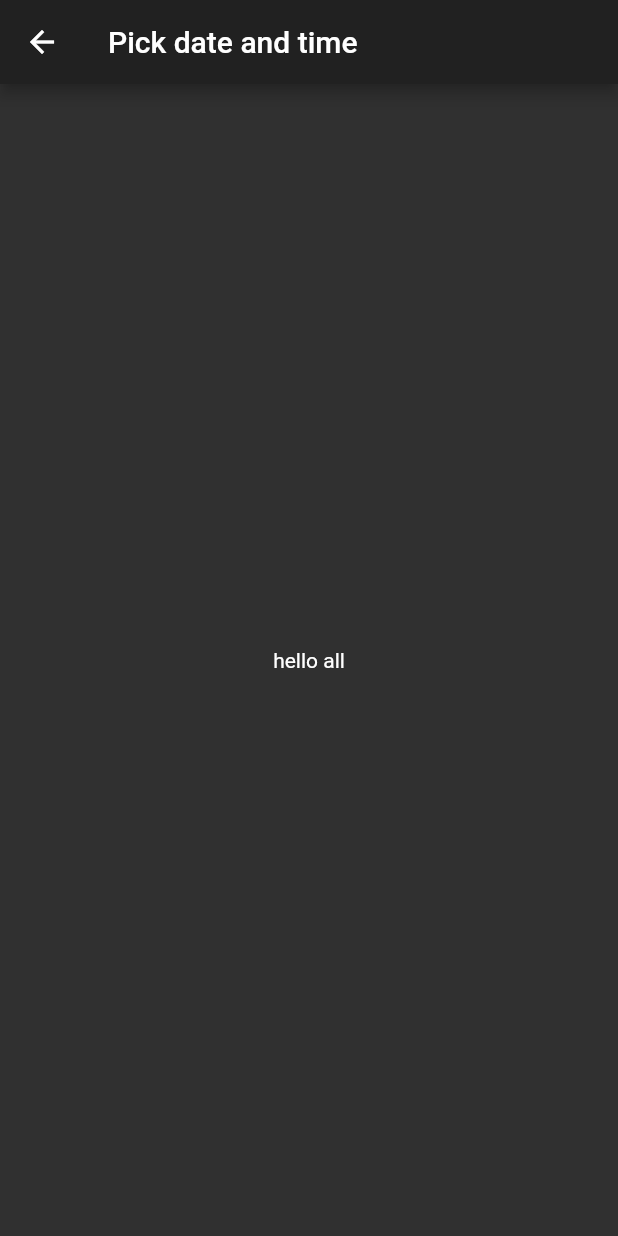
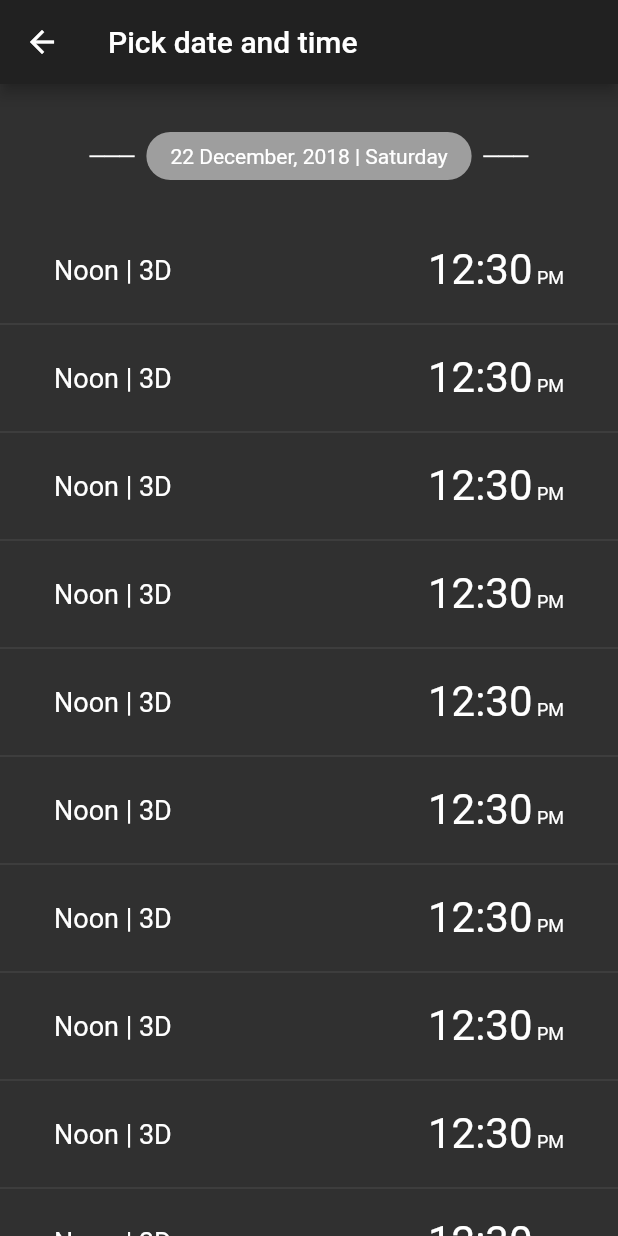
Before and after one commit to anant00729/movie_booking_app_flutter, a Flutter app: the PickDate screen opened directly, on a phone screen of 412 x 824 dp. Run offline on Flutter 3.47's test engine with Material 2 defaults, Android fonts, the phone set to English and light mode, and no system bars; network calls fail.

Commit message:
done with pick date design

```diff
--- a/lib/pick_date.dart
+++ b/lib/pick_date.dart
@@ -21,37 +21,26 @@ class _PickDateState extends State<PickDate> {
   TimeOfDay _timeOfDay = new TimeOfDay.now();
 
 
-  var _date_list;
+
   List<DateTimeModel> mDateList;
 
   void _fetchDateList() async {
-    print('${BASE_URL}/Programming/GetDateList?MovieID=${widget.id}&CategoryID=${widget.cat_id}&CinemaID=${widget.c_id}');
-    final res = await http.get('${BASE_URL}/Programming/GetDateList?MovieID=${widget.id}&CategoryID=${widget.cat_id}&CinemaID=${widget.c_id}');
+    print('${BASE_URL}Programming/GetDateList?MovieID=${widget.id}&CategoryID=${widget.cat_id}&CinemaID=${widget.c_id}');
+    final res = await http.get('${BASE_URL}Programming/GetDateList?MovieID=${widget.id}&CategoryID=${widget.cat_id}&CinemaID=${widget.c_id}');
     if (res.statusCode == 200){
       final d = json.decode(res.body);
 
 
 
       if(d.length > 0) {
-        var firstDate = d[0]['SchTDate'].split('-');
-        var lastDate = d[d.length - 1]['SchTDate'].split('-');
-
-        var c_s_id = d[0]['CinemaScheduleID'];
-
-
-        http://gogophp.binarynumbers.io/api/Programming/GetSchTime?CinemaScheduleID=125&CategoryID=4
-
-        mDateList = List();
-        mDateList.add(DateTimeModel(int.parse(firstDate[0]), int.parse(firstDate[1]), int.parse(firstDate[2])));
-        mDateList.add(DateTimeModel(int.parse(lastDate[0]), int.parse(lastDate[1]), int.parse(lastDate[2])));
-
-        _date_list = d;
-
-        _fetchTimeList(c_s_id);
-
+        mDateList.clear();
+        for (var data in d){
+          final date = data['SchTDate'].split('-');
+          DateTimeModel da = new DateTimeModel(int.parse(date[0]), int.parse(date[1]), int.parse(date[2]),data['CinemaScheduleID']);
+          mDateList.add(da);
         }
-
-
+        _fetchTimeList(mDateList[0].c_s_id);
+      }
     }
   }
 
@@ -63,6 +52,9 @@ class _PickDateState extends State<PickDate> {
       final d = json.decode(res.body);
       if(d.length > 0) {
         print(d);
+
+
+
       //    "ScheduleTimeID" -> 325
       //    "CinemaTimings" -> "12:30"
       //    "Format" -> "2D"
@@ -74,16 +66,19 @@ class _PickDateState extends State<PickDate> {
 
 
   Future<Null> _selectDate(BuildContext c) async {
-    if(mDateList.length == 2){
+    if(mDateList.length > 0){
+      final l_i = mDateList.length - 1;
       final DateTime picked = await showDatePicker(
           context: c,
           initialDate: _dateTime,
           firstDate: DateTime(mDateList[0].year,mDateList[0].month,mDateList[0].date),
-          lastDate: DateTime(mDateList[1].year,mDateList[1].month,mDateList[1].date)
+          lastDate: DateTime(mDateList[l_i].year,mDateList[l_i].month,mDateList[l_i].date)
       );
 
       if(picked != null && picked != _dateTime){
-        print('hello all ${_dateTime.toString()}');
+        _dateTime = picked;
+        DateTimeModel mDate = mDateList.firstWhere((l){ return (l.month == picked.month && l.year == picked.year && l.date == picked.day);});
+        _fetchTimeList(mDate.c_s_id);
       }
     }
   }
@@ -92,6 +87,7 @@ class _PickDateState extends State<PickDate> {
   @override
   void initState() {
     super.initState();
+    mDateList = List();
     _fetchDateList();
   }
 
@@ -99,16 +95,94 @@ class _PickDateState extends State<PickDate> {
   Widget build(BuildContext context) {
     return Scaffold(
       appBar: AppBar(title: Text('Pick date and time')),
-      body: Center(
+      body:
+      Container(
+        child: Column(
+            crossAxisAlignment: CrossAxisAlignment.stretch,
+            mainAxisSize: MainAxisSize.max,
+            mainAxisAlignment: MainAxisAlignment.start,
+            children: <Widget>[
+              Padding( padding: EdgeInsets.all(16.0)),
+              Container(
+                child :Row(
+                  crossAxisAlignment: CrossAxisAlignment.center,
+                  mainAxisAlignment: MainAxisAlignment.center,
+                  mainAxisSize: MainAxisSize.max,
+                  children: <Widget>[
+                    Text('───'),
+                    Padding( padding: EdgeInsets.all(4.0)),
+                    Material(
+                      type: MaterialType.transparency,
                       child: InkWell(
-          child: Text('hello all'),
+                        child: Container(
+                          padding: EdgeInsets.fromLTRB(16.0,8.0,16.0,8.0),
+                          decoration: BoxDecoration(
+                              color: Colors.grey,
+                              borderRadius: BorderRadius.circular(20.0)
+                          ),
+                          child: Text('22 December, 2018 | Saturday'),
+                        ),
                         onTap: (){
-            if (mDateList != null){
                           _selectDate(context);
-            }
                         },
                       ),
+                    )
+                    ,
+                    Padding( padding: EdgeInsets.all(4.0)),
+                    Text('───'),
+                  ],
                 ),
+              ),
+
+              Padding( padding: EdgeInsets.all(16.0)),
+              Expanded(
+              child: ListView.builder(
+                  itemCount: 10,
+                  itemBuilder: (context,i){
+                    return Column(
+                      children: <Widget>[
+                        ListTile(
+                          leading:
+                          Container(
+                            padding: EdgeInsets.fromLTRB(20.0,4.0,20.0,4.0),
+                            child: Row(
+                              mainAxisSize: MainAxisSize.max,
+                              mainAxisAlignment: MainAxisAlignment.spaceBetween,
+                              children: <Widget>[
+
+                                Text('Noon | 3D' , style: TextStyle(fontSize: 18)),
+                                RichText(
+                                  text: TextSpan(
+
+                                      style: DefaultTextStyle.of(context).style,
+                                      children : [
+                                        TextSpan(
+                                            text: "12:30",
+                                            style: TextStyle(fontSize: 28)
+                                        ),
+                                        TextSpan(
+                                            text: " PM",
+                                            style: TextStyle(fontSize: 12)
+                                        )
+                                      ]
+                                  ),
+                                ),
+                              ],
+                            ),
+
+                            )
+
+                        ),
+                        Divider()
+                      ],
+                    );
+                  }),
+            )
+
+        ],
+      ),
+      )
+
       );
   }
 }
@@ -117,9 +191,15 @@ class DateTimeModel{
   var year;
   var month;
   var date;
-  DateTimeModel(year, month , date){
+  var c_s_id;
+  DateTimeModel(year, month , date, c_s_id){
     this.year = year;
     this.month = month;
     this.date = date;
+    this.c_s_id = c_s_id;
   }
 }
+
+class TimeModel{
+
+}
```
Lines whose indentation alone changed are shown as unchanged.
